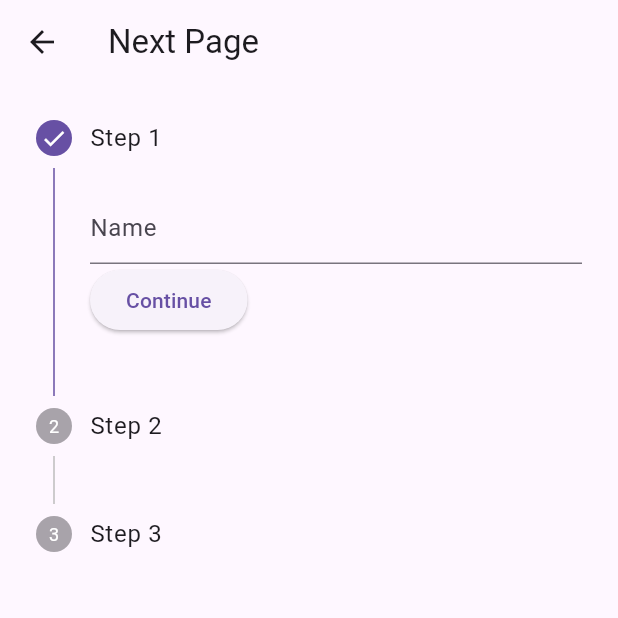
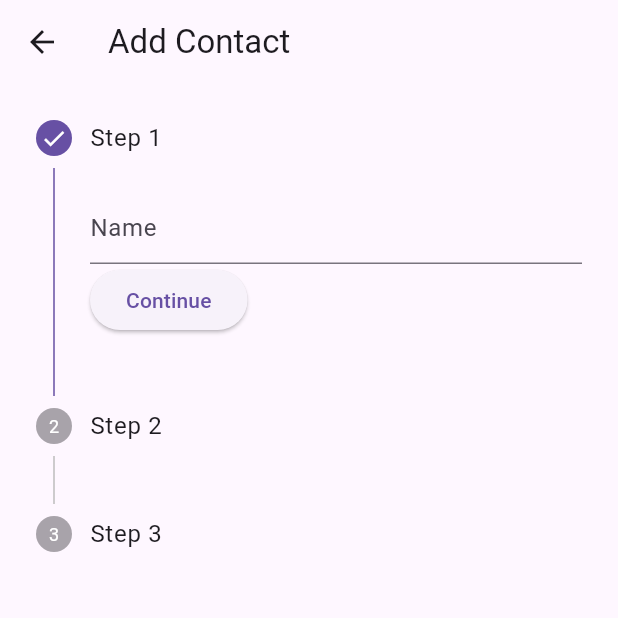
Before and after one commit to Pankaj-pm/contact_diary_7, a Flutter app: the AddContactPage screen opened directly, after a tap on the "add" icon, on a phone screen of 412 x 824 dp, the top half of it. Run offline on Flutter 3.47's test engine with Material 3 defaults, Android fonts, the phone set to English and light mode, and no system bars; our stand-ins replace shared_preferences; accounts and stored records are empty.

Commit message:
Share_plus Remove & Edit

```diff
--- a/lib/add_contact_page.dart
+++ b/lib/add_contact_page.dart
@@ -1,25 +1,46 @@
 import 'package:contact_diary_7/add_contact_provider.dart';
 import 'package:contact_diary_7/contact_model.dart';
+import 'package:contact_diary_7/contact_provider.dart';
 import 'package:contact_diary_7/util.dart';
 import 'package:flutter/material.dart';
 import 'package:flutter/services.dart';
 import 'package:provider/provider.dart';
 
 class AddContactPage extends StatefulWidget {
+  // final ContactModel? contactModel;
+  final int? index;
 
-
-  const AddContactPage({super.key});
+  const AddContactPage({super.key,  this.index});
 
   @override
   State<AddContactPage> createState() => _AddContactPageState();
 }
 
 class _AddContactPageState extends State<AddContactPage> {
+  String title = "Add Contact";
+
+  @override
+  void initState() {
+    super.initState();
+
+    var cp = Provider.of<ContactProvider>(context, listen: false);
+
+    if(widget.index!=null){
+      var clp = Provider.of<ContactListProvider>(context, listen: false);
+      var contactModel= clp.contactList[widget.index!];
+      cp.nameController.text = contactModel?.name ?? "";
+      cp.contactController.text = contactModel?.number ?? "";
+      cp.emailController.text = contactModel?.email ?? "";
+      title = "Edit Contact";
+    }
+
+  }
+
   @override
   Widget build(BuildContext context) {
     return Scaffold(
       appBar: AppBar(
-        title: Text("Next Page"),
+        title: Text(title),
       ),
       body: Form(
         key: Provider.of<ContactProvider>(context, listen: false).fk,
@@ -101,15 +122,21 @@ class _AddContactPageState extends State<AddContactPage> {
           // widget.changeTheme?.call();
           var cp = Provider.of<ContactProvider>(context, listen: false);
           if (cp.fk.currentState?.validate() ?? false) {
-            contactList.add(ContactModel(
-              email: cp.emailController.text,
-              name: cp.nameController.text,
-              number: cp.contactController.text,
-            ));
+            ContactModel cm = ContactModel(
+                email: cp.emailController.text, name: cp.nameController.text, number: cp.contactController.text);
+
+            if (widget.index != null) {
+              Provider.of<ContactListProvider>(context, listen: false).edit(widget.index ?? 0, cm);
+            } else {
+              Provider.of<ContactListProvider>(context, listen: false).add(cm);
+            }
+
+            Provider.of<ContactProvider>(context, listen: false).reset();
+
             Navigator.pop(context);
           }
         },
-        child: const Icon(Icons.add),
+        child: Icon(widget.index != null ? Icons.edit : Icons.add),
       ),
     );
   }
--- /dev/null
+++ b/lib/contact_provider.dart
@@ -0,0 +1,22 @@
+import 'package:contact_diary_7/contact_model.dart';
+import 'package:flutter/material.dart';
+
+class ContactListProvider extends ChangeNotifier {
+  List<ContactModel> contactList = [];
+
+  void add(ContactModel contact) {
+    contactList.add(contact);
+    notifyListeners();
+  }
+
+  void remove(int i) {
+    contactList.removeAt(i);
+    notifyListeners();
+  }
+
+  void edit(int index, ContactModel contact) {
+    contactList[index] = contact;
+    notifyListeners();
+  }
+
+}
--- a/lib/util.dart
+++ b/lib/util.dart
@@ -1,3 +1 @@
 import 'package:contact_diary_7/contact_model.dart';
-
-List<ContactModel> contactList = [];
--- a/pubspec.yaml
+++ b/pubspec.yaml
@@ -37,6 +37,8 @@ dependencies:
   cupertino_icons: ^1.0.2
   provider: ^6.1.1
   shared_preferences: ^2.2.2
+  url_launcher: ^6.2.2
+  share_plus: ^7.2.1
 
 
 dev_dependencies:
```
Also changed, not shown: lib/add_contact_provider.dart (+10 -3 lines), lib/home_page.dart (+46 -13 lines), lib/main.dart (+6 -1 lines), pubspec.lock, 6 other files.
